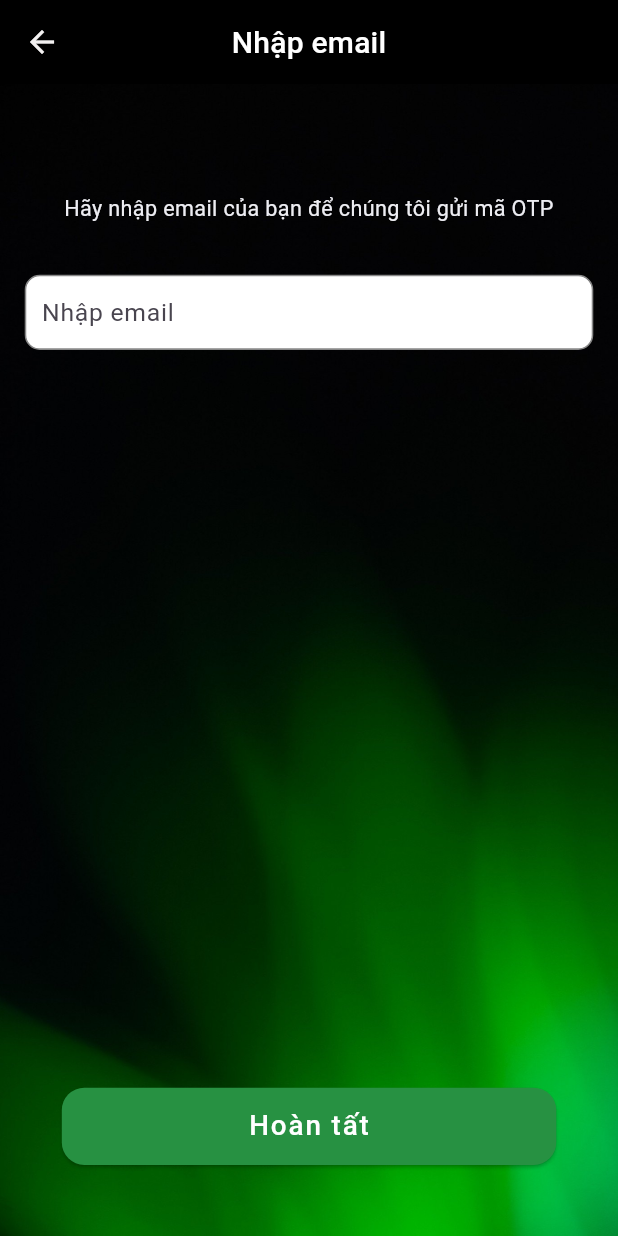
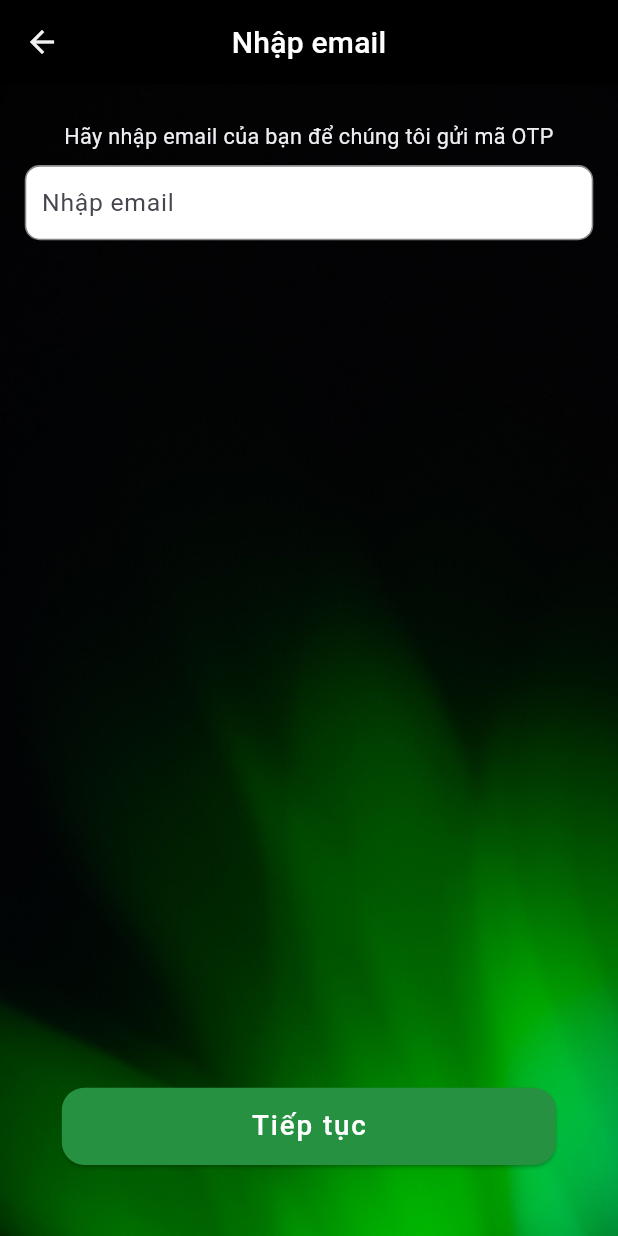
Before and after one commit to Bouncybear2409/ChamCong, a Flutter app: the LoginPage screen opened directly, after a tap on "Quên mật khẩu", on a phone screen of 412 x 824 dp. Run offline on Flutter 3.47's test engine with Material 3 defaults, Android fonts, the phone set to English and light mode, and no system bars; our stand-ins replace analog_clock, email_validator, flutter_screenutil, pinput.

```diff
--- a/chamcong/lib/bottom_bar.dart
+++ b/chamcong/lib/bottom_bar.dart
@@ -39,9 +39,9 @@ class _BottomBarState extends State<BottomBar> {
           selectedIndex: currentPageIndex,
           destinations: const <Widget>[
             NavigationDestination(
-              selectedIcon: Icon(Icons.check, color: Colors.white),
+              selectedIcon: Icon(Icons.home_outlined, color: Colors.white),
               icon: Icon(
-                Icons.check,
+                Icons.home_outlined,
                 size: 20,
               ),
               label: 'Trang chủ',
--- a/chamcong/lib/forgot_password/email_check.dart
+++ b/chamcong/lib/forgot_password/email_check.dart
@@ -2,8 +2,10 @@ import 'package:chamcong/app_color.dart';
 import 'package:chamcong/component/background/background.dart';
 import 'package:chamcong/component/button.dart/button.dart';
 import 'package:chamcong/forgot_password/verify/verify.dart';
+import 'package:email_validator/email_validator.dart';
 import 'package:flutter/material.dart';
 import 'package:flutter_screenutil/flutter_screenutil.dart';
+import 'dart:core';
 
 class EmailCheck extends StatefulWidget {
   const EmailCheck({super.key});
@@ -16,13 +18,42 @@ class _EmailCheckState extends State<EmailCheck> {
   TextEditingController emailController = TextEditingController();
   String notificatitonText = '';
 
+  bool isEmailValid(String email) {
+    String username = email.split('@')[0];
+    return EmailValidator.validate(email) &&
+        username.length >= 8 &&
+        username.length <= 64 &&
+        !username.contains(' ');
+  }
+
   void validateLogin() {
+    String email = emailController.text;
+    String username = email.split('@')[0];
+
+    if (isEmailValid(email)) {
+      setState(() {
+        notificatitonText = '';
+      });
+
       Navigator.push(
         context,
         MaterialPageRoute(
           builder: (context) => const VerifyPage(),
         ),
       );
+    } else {
+      setState(() {
+        if (email.isEmpty) {
+          notificatitonText = 'Vui lòng nhập Email';
+        } else if (username.length < 8) {
+          notificatitonText = 'Username phải chứa tối thiểu 8 kí tự';
+        } else if (username.contains(' ')) {
+          notificatitonText = 'Username không được chứa khoảng trắng';
+        } else {
+          notificatitonText = 'Email không đúng định dạng';
+        }
+      });
+    }
   }
 
   @override
@@ -55,7 +86,7 @@ class _EmailCheckState extends State<EmailCheck> {
               Column(
                 children: [
                   SizedBox(
-                    height: 57.sp,
+                    height: 10.sp,
                   ),
                   Text(
                     'Hãy nhập email của bạn để chúng tôi gửi mã OTP',
@@ -68,7 +99,7 @@ class _EmailCheckState extends State<EmailCheck> {
                     ),
                   ),
                   SizedBox(
-                    height: 34.sp,
+                    height: 10.sp,
                   ),
                   Container(
                     decoration: ShapeDecoration(
@@ -95,20 +126,23 @@ class _EmailCheckState extends State<EmailCheck> {
                                   ? InputBorder.none
                                   : OutlineInputBorder(
                                       borderRadius: BorderRadius.circular(8.sp),
-                                      borderSide: BorderSide(color: Colors.red),
+                                      borderSide:
+                                          const BorderSide(color: Colors.red),
                                     ),
                               hintText: 'Nhập email',
                               enabledBorder: notificatitonText.isEmpty
                                   ? InputBorder.none
                                   : OutlineInputBorder(
                                       borderRadius: BorderRadius.circular(8.sp),
-                                      borderSide: BorderSide(color: Colors.red),
+                                      borderSide:
+                                          const BorderSide(color: Colors.red),
                                     ),
                               focusedBorder: notificatitonText.isEmpty
                                   ? InputBorder.none
                                   : OutlineInputBorder(
                                       borderRadius: BorderRadius.circular(8.sp),
-                                      borderSide: BorderSide(color: Colors.red),
+                                      borderSide:
+                                          const BorderSide(color: Colors.red),
                                     ),
                             ),
                           ),
@@ -116,7 +150,16 @@ class _EmailCheckState extends State<EmailCheck> {
                       ],
                     ),
                   ),
-                  SizedBox(height: 40.sp),
+                  SizedBox(height: 10.sp),
+                  Row(
+                    mainAxisAlignment: MainAxisAlignment.start,
+                    children: [
+                      Text(
+                        notificatitonText,
+                        style: const TextStyle(color: Colors.red),
+                      ),
+                    ],
+                  ),
                 ],
               ),
               Padding(
@@ -126,7 +169,7 @@ class _EmailCheckState extends State<EmailCheck> {
                   height: 50.sp,
                   child: ButtonComponent(
                     Function: validateLogin,
-                    text: 'Hoàn tất',
+                    text: 'Tiếp tục',
                     color_button: AppColors.kGreen,
                     color_text: Colors.white,
                   ),
--- a/chamcong/lib/history/history.dart
+++ b/chamcong/lib/history/history.dart
@@ -15,7 +15,7 @@ class History extends StatelessWidget {
           'Lịch sử',
           style: TextStyle(color: Colors.white),
         ),
-        flexibleSpace: AppbarComponent(),
+        flexibleSpace: const AppbarComponent(),
         backgroundColor: Colors.transparent,
         centerTitle: true,
       ),
--- a/chamcong/lib/login/login_body.dart
+++ b/chamcong/lib/login/login_body.dart
@@ -208,7 +208,7 @@ class _LoginBodyState extends State<LoginBody> {
           ButtonComponent(
             Function: validateLogin,
             text: 'Đăng nhập',
-            color_button: Color(0xFF279142),
+            color_button: const Color(0xFF279142),
             color_text: Colors.white,
           )
         ],
--- a/chamcong/lib/splash/splash.dart
+++ b/chamcong/lib/splash/splash.dart
@@ -27,7 +27,7 @@ class Splash extends StatelessWidget {
             child: Column(
               mainAxisAlignment: MainAxisAlignment.center,
               children: [
-                Text(
+                const Text(
                   'Bạn muốn đăng nhập với tư cách là?',
                   style: TextStyle(
                     color: Color(0xFFC6C6C6),
@@ -42,11 +42,11 @@ class Splash extends StatelessWidget {
                   child: ButtonComponent(
                     Function: NavigatePage,
                     text: 'Nhân viên',
-                    color_button: Color(0xFF279142),
+                    color_button: const Color(0xFF279142),
                     color_text: Colors.white,
                   ),
                 ),
-                ButtonComponent(
+                const ButtonComponent(
                   Function: (),
                   text: 'Quản trị viên',
                   color_button: Color(0xFF737373),
--- a/chamcong/pubspec.yaml
+++ b/chamcong/pubspec.yaml
@@ -41,6 +41,7 @@ dependencies:
   flutter_screenutil: ^5.9.0
   pinput: ^3.0.1
   get: ^4.6.6
+  email_validator: ^2.1.17
 
 dev_dependencies:
   flutter_test:
```
Also changed, not shown: chamcong/pubspec.lock. Lines whose indentation alone changed are shown as unchanged.
